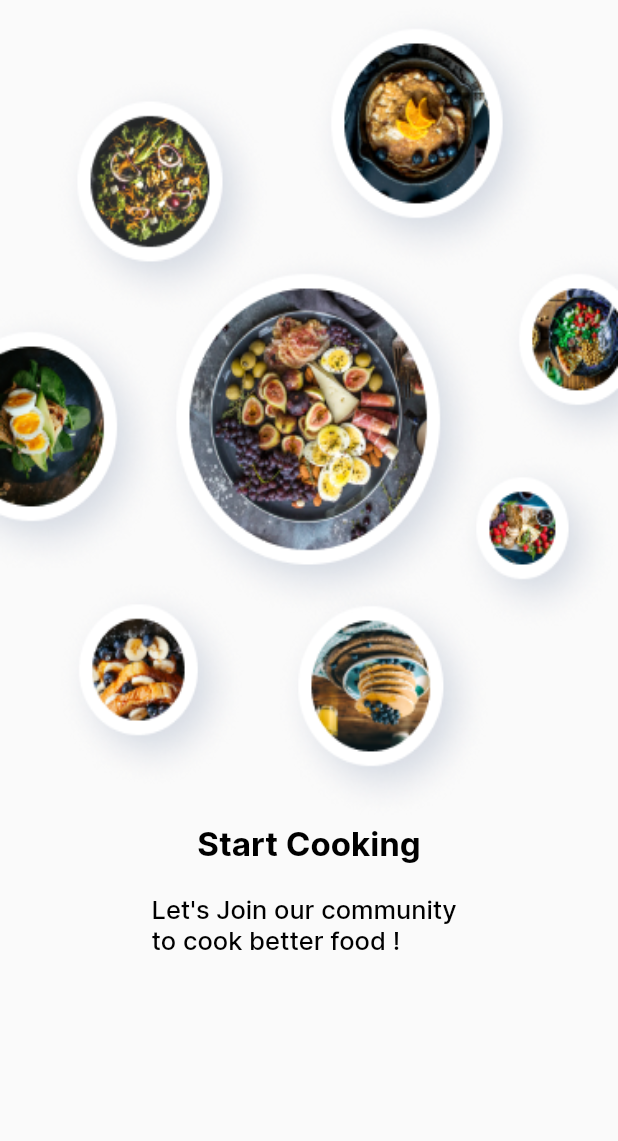
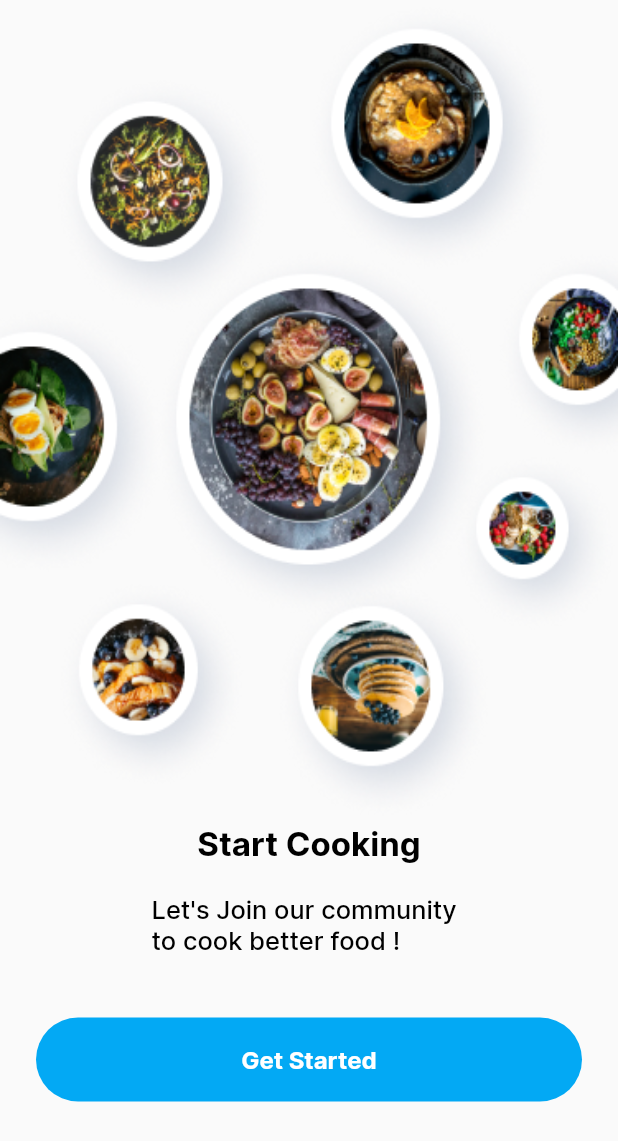
Before and after one commit to mdmanik74/Flutter-Ecommerce, a Flutter app: the screen it shows after launch, on a phone screen of 412 x 824 dp. Shown: the top 1141 px of the screen. Run offline on Flutter 3.47's test engine with Material 2 defaults, Android fonts, the phone set to English and light mode, and no system bars.

Commit message:
food start page

```diff
--- a/lib/view/start_screen.dart
+++ b/lib/view/start_screen.dart
@@ -1,4 +1,5 @@
 import 'package:flutter/material.dart';
+import '../widget/custom_button.dart';
 class StartScreen extends StatelessWidget {
   const StartScreen({Key? key}) : super(key: key);
 
@@ -24,7 +25,12 @@ class StartScreen extends StatelessWidget {
                            child: Text("Let's Join our community to cook better food !",style: Theme.of(context).textTheme.bodyLarge,),
                          ),
                    ),
-                  ],
+              const Padding(
+                padding: EdgeInsets.only(top:40),
+                child: CustomButton(),
+              ),
+
+              ],
                 )
             ),
           ],
--- a/lib/widget/custom_button.dart
+++ b/lib/widget/custom_button.dart
@@ -5,12 +5,21 @@ class CustomButton extends StatelessWidget {
   @override
   Widget build(BuildContext context) {
     return Container(
-      decoration:  BoxDecoration(
-        color: Colors.redAccent,
-       borderRadius: BorderRadius.circular(30),
+      alignment: Alignment.center,
+      margin: const EdgeInsets.symmetric(horizontal: 24),
+      height: 56,
+      width:double.infinity,
+      decoration: BoxDecoration(
+        color: Colors.lightBlue,
+        borderRadius: BorderRadius.circular(30),
       ),
       child: const Text(
-        'Get Started', style: TextStyle(color: Colors.white,fontFamily:'Inter',fontWeight: FontWeight.w700,fontSize: 16),
+        'Get Started',
+        style: TextStyle(
+            color: Colors.white,
+            fontFamily: 'Inter',
+            fontWeight: FontWeight.w700,
+            fontSize: 16),
       ),
     );
   }
```
